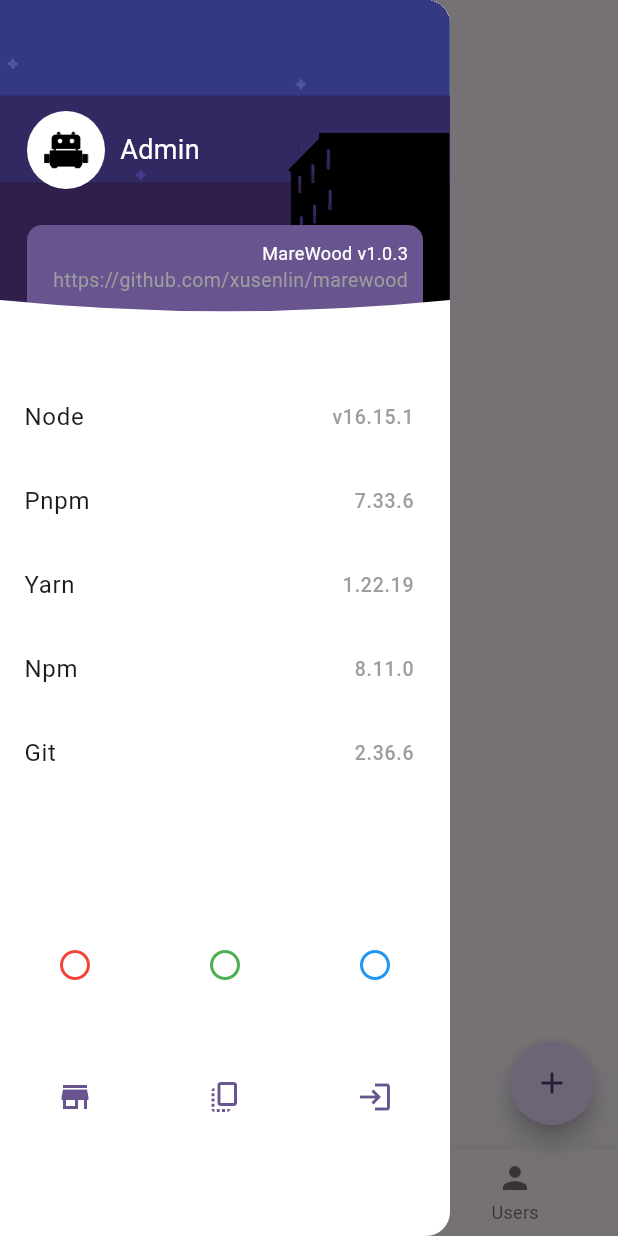
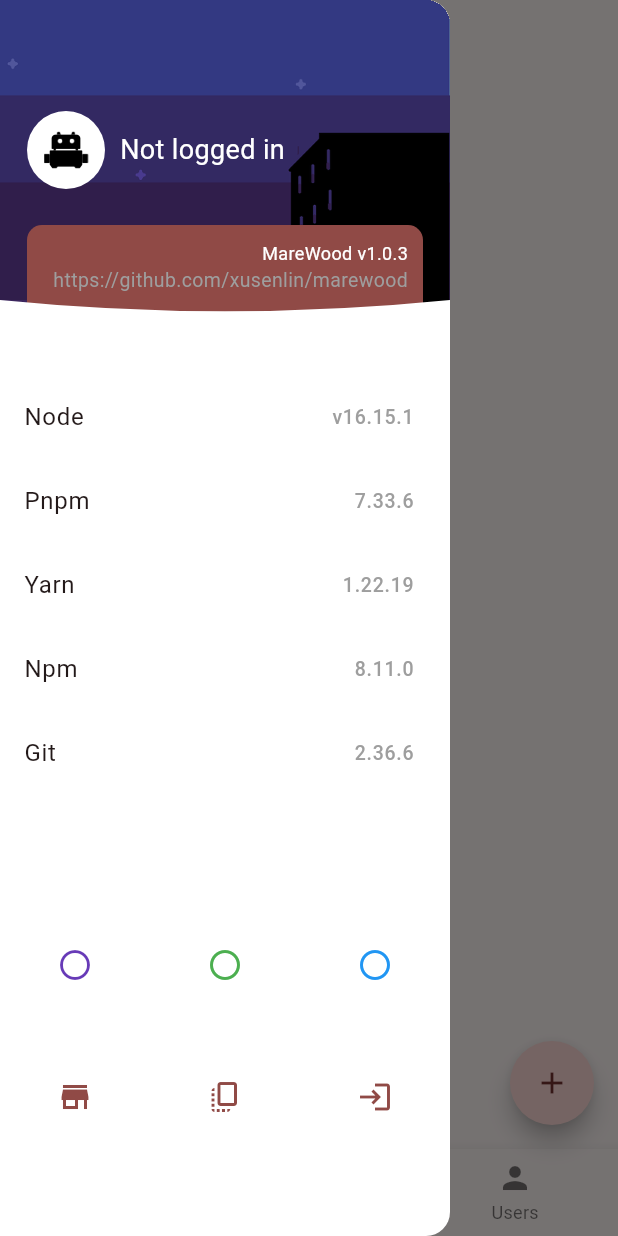
Before and after one commit to xusenlin/marewoodClient, a Flutter app: the screen it shows after launch, item 2 of the bottom bar chosen, with the side drawer open, on a phone screen of 412 x 824 dp. Run offline on Flutter 3.47's test engine with Material 3 defaults, Android fonts, the light colour scheme and no system bars; our stand-ins replace shared_preferences, webview_flutter.

Commit message:
使用provider来全局管理用户数据

```diff
--- a/lib/components/pagination.dart
+++ b/lib/components/pagination.dart
@@ -21,12 +21,12 @@ class Pagination extends StatelessWidget {
       children: [
         IconButton(
           icon: const Icon(Icons.arrow_back),
-          onPressed: currentPage > 0 ? onPreviousPage : null,
+          onPressed: currentPage != 1  ? onPreviousPage : null,
         ),
-        Text('${currentPage + 1} / $totalPages'),
+        Text('$currentPage / $totalPages'),
         IconButton(
           icon: const Icon(Icons.arrow_forward),
-          onPressed: currentPage < totalPages - 1 ? onNextPage : null,
+          onPressed: currentPage != totalPages  ? onNextPage : null,
         ),
       ],
     );
--- a/lib/main.dart
+++ b/lib/main.dart
@@ -1,10 +1,13 @@
 import 'package:flutter/material.dart';
+import 'package:marewood_client/stores/userProvider.dart';
+import 'package:provider/provider.dart';
 import './config/app.dart';
 import './routes.dart';
 
 
 void main() {
   WidgetsFlutterBinding.ensureInitialized();
+
   runApp(const App());
 }
 
@@ -12,17 +15,30 @@ class App extends StatelessWidget {
   const App({super.key});
   @override
   Widget build(BuildContext context) {
-    return MaterialApp(
-      title: appName,
-      theme: ThemeData(
-        colorScheme: ColorScheme.fromSeed(seedColor: Colors.deepPurple),
-        // bottomSheetTheme: const BottomSheetThemeData(
-        //     backgroundColor: Colors.white
-        // ),
-        useMaterial3: true,
+    return MultiProvider(
+      providers: [
+        ChangeNotifierProvider(create: (context) => UserProvider()),
+      ],
+      child: MaterialApp(
+        title: appName,
+        theme: ThemeData(
+          colorScheme: ColorScheme.fromSeed(seedColor: Colors.redAccent),
+          // scaffoldBackgroundColor:const Color.fromARGB(255, 250, 250, 250),
+          // appBarTheme:const AppBarTheme(
+          //   backgroundColor: Colors.white,
+          // ),
+          // // bottomSheetTheme: const BottomSheetThemeData(
+          // //     backgroundColor: Colors.white
+          // // ),
+          //   primaryColor: Colors.black,
+          // useMaterial3: true,
+          // bottomNavigationBarTheme: BottomNavigationBarThemeData(
+          //   backgroundColor: Colors.white,
+          // )
+        ),
+        initialRoute: Routes.home,
+        routes: Routes.getRoutes(),
       ),
-      initialRoute: Routes.home,
-      routes: Routes.getRoutes(),
     );
   }
 }
--- a/lib/pages/home/leftDrawer.dart
+++ b/lib/pages/home/drawer/main.dart
@@ -1,8 +1,9 @@
 import 'package:flutter/material.dart';
-import 'package:marewood_client/config/app.dart';
+import 'package:marewood_client/pages/home/drawer/top.dart';
 import 'package:marewood_client/routes.dart';
-
-import '../../components/arcClipper.dart';
+import 'package:marewood_client/stores/user.dart';
+import 'package:provider/provider.dart';
+import '../../../stores/userProvider.dart';
 
 class LeftDrawer extends StatelessWidget {
   const LeftDrawer({super.key});
@@ -11,93 +12,14 @@ class LeftDrawer extends StatelessWidget {
   Widget build(BuildContext context) {
     const greyStyle = TextStyle(fontSize: 13, color: Colors.grey);
     final primaryColor = Theme.of(context).primaryColor;
+    var userProvider = Provider.of<UserProvider>(context,listen: false);
 
     return Drawer(
         width: 300,
         backgroundColor: Colors.white,
         child: Column(
           children: [
-            Stack(
-              children: [
-                Container(
-                  height: 230,
-                  decoration: const BoxDecoration(
-                    image: DecorationImage(
-                      // opacity: 0.6,
-                      alignment: Alignment.bottomRight,
-                      image: AssetImage("assets/img/bg.png"), // 替换为实际的图片URL
-                      fit: BoxFit.fitHeight,
-                    ),
-                  ),
-                ),
-                Container(
-                  height: 200,
-                  padding: const EdgeInsets.all(18.0),
-                  decoration: BoxDecoration(
-                    color: Colors.black.withOpacity(0.2),
-                  ),
-                  child: Row(
-                    children: [
-                      CircleAvatar(
-                        backgroundColor: Colors.white,
-                        radius: 26,
-                        child: Image.asset("assets/img/logo.png", width: 30),
-                      ),
-                      const SizedBox(width: 10),
-                      const Text(
-                        'Admin',
-                        style: TextStyle(
-                          color: Colors.white,
-                          fontSize: 18,
-                        ),
-                      ),
-                    ],
-                  ),
-                ),
-                Positioned(
-                    right: 18,
-                    bottom: 0,
-                    child: Container(
-                      width: 300 - 18*2,
-                      height: 80,
-                      padding: const EdgeInsets.all(10.0),
-                      decoration: BoxDecoration(
-                        color: primaryColor,
-                        borderRadius: const BorderRadius.all(Radius.circular(10))
-                      ),
-                      child:  Column(
-                      crossAxisAlignment: CrossAxisAlignment.end,
-                      children: [
-                        Text("$appName $appVersion",
-                            style:
-                            TextStyle(color: Colors.white, fontSize: 12)),
-                        Text("https://github.com/xusenlin/marewood",
-                            style: greyStyle),
-                      ]),
-                    ),
-                    // Column(
-                    // crossAxisAlignment: CrossAxisAlignment.end,
-                    // children: [
-                    //   Text("$appName $appVersion",
-                    //       style:
-                    //       TextStyle(color: Colors.white, fontSize: 12)),
-                    //   Text("https://github.com/xusenlin/marewood",
-                    //       style: greyStyle),
-                    // ])
-                ),
-                Positioned(
-                    left: 0,
-                    bottom: 0,
-                    child: ClipPath(
-                      clipper: ArcClipper(),
-                      child: Container(
-                        width: 300,
-                        height: 30,
-                        color: Colors.white,
-                      ),
-                    ))
-              ],
-            ),
+            const DrawerTop(),
             const Padding(
               padding: EdgeInsets.symmetric(vertical: 20),
               child: Column(
@@ -136,9 +58,9 @@ class LeftDrawer extends StatelessWidget {
                         onPressed: () {
                           // changePrimaryColor(Colors.red);
                         },
-                        tooltip: "Change to Red",
+                        tooltip: "Change to Purple",
                         icon: const Icon(Icons.panorama_fish_eye_outlined,
-                            size: 24, color: Colors.red),
+                            size: 24, color: Colors.deepPurple),
                       ),
                       IconButton(
                         onPressed: () {
@@ -177,8 +99,10 @@ class LeftDrawer extends StatelessWidget {
                           icon: Icon(Icons.copy_all,
                               size: 24, color: primaryColor)),
                       IconButton(
-                          onPressed: () {
-                            Navigator.pushNamed(context, Routes.stores);
+                          onPressed: () async {
+                            userProvider.removeUser();
+                            Navigator.of(context).pop();
+                            await UserStore.removeUser();
                           },
                           tooltip: "login out",
                           icon: Icon(Icons.login_outlined,
--- /dev/null
+++ b/lib/pages/home/drawer/top.dart
@@ -0,0 +1,101 @@
+import 'package:flutter/material.dart';
+import 'package:provider/provider.dart';
+
+import '../../../components/arcClipper.dart';
+import '../../../config/app.dart';
+import '../../../stores/userProvider.dart';
+
+class DrawerTop extends StatelessWidget{
+  const DrawerTop({super.key});
+
+  @override
+  Widget build(BuildContext context) {
+
+    const greyStyle = TextStyle(fontSize: 13, color: Colors.grey);
+    final primaryColor = Theme.of(context).primaryColor;
+    var userProvider = Provider.of<UserProvider>(context);
+    var user = userProvider.user;
+
+    return  Stack(
+      children: [
+        Container(
+          height: 230,
+          decoration: const BoxDecoration(
+            image: DecorationImage(
+              // opacity: 0.6,
+              alignment: Alignment.bottomRight,
+              image: AssetImage("assets/img/bg.png"), // 替换为实际的图片URL
+              fit: BoxFit.fitHeight,
+            ),
+          ),
+        ),
+        Container(
+          height: 200,
+          padding: const EdgeInsets.all(18.0),
+          decoration: BoxDecoration(
+            color: Colors.black.withOpacity(0.2),
+          ),
+          child: Row(
+            children: [
+              CircleAvatar(
+                backgroundColor: Colors.white,
+                radius: 26,
+                child: Image.asset("assets/img/logo.png", width: 30),
+              ),
+              const SizedBox(width: 10),
+              Text(
+                user == null ? "Not logged in" :user.username,
+                style: const TextStyle(
+                  color: Colors.white,
+                  fontSize: 18,
+                ),
+              ),
+            ],
+          ),
+        ),
+        Positioned(
+          right: 18,
+          bottom: 0,
+          child: Container(
+            width: 300 - 18*2,
+            height: 80,
+            padding: const EdgeInsets.all(10.0),
+            decoration: BoxDecoration(
+                color: primaryColor,
+                borderRadius: const BorderRadius.all(Radius.circular(10))
+            ),
+            child:  const Column(
+                crossAxisAlignment: CrossAxisAlignment.end,
+                children: [
+                  Text("$appName $appVersion",
+                      style:
+                      TextStyle(color: Colors.white, fontSize: 12)),
+                  Text("https://github.com/xusenlin/marewood",
+                      style: greyStyle),
+                ]),
+          ),
+          // Column(
+          // crossAxisAlignment: CrossAxisAlignment.end,
+          // children: [
+          //   Text("$appName $appVersion",
+          //       style:
+          //       TextStyle(color: Colors.white, fontSize: 12)),
+          //   Text("https://github.com/xusenlin/marewood",
+          //       style: greyStyle),
+          // ])
+        ),
+        Positioned(
+            left: 0,
+            bottom: 0,
+            child: ClipPath(
+              clipper: ArcClipper(),
+              child: Container(
+                width: 300,
+                height: 30,
+                color: Colors.white,
+              ),
+            ))
+      ],
+    );
+  }
+}
--- a/lib/pages/home/main.dart
+++ b/lib/pages/home/main.dart
@@ -1,4 +1,8 @@
 import 'dart:core';
+
+import 'package:marewood_client/stores/userProvider.dart';
+import 'package:provider/provider.dart';
+import 'package:marewood_client/stores/user.dart';
 
 import '../../routes.dart';
 import 'users/main.dart';
@@ -7,7 +11,7 @@ import 'task/main.dart';
 import 'package:flutter/material.dart';
 
 import './bottomNavBar.dart';
-import 'leftDrawer.dart';
+import './drawer/main.dart';
 
 class Home extends StatefulWidget {
   const Home({super.key});
@@ -21,9 +25,11 @@ class _HomePageState extends State<Home> {
 
   int _selectedIndex = 0;
 
+
   static const List<Widget> _tabContent = [
     TabTask(),TabRepositories(),TabUsers()
   ];
+
   static const List<String> _tabName = [
     "Task","Repositories","Users"
   ];
@@ -34,26 +40,27 @@ class _HomePageState extends State<Home> {
   }
 
   @override
-  void initState() {
-    super.initState();
-    // await UserStore.removeUser();
-  }
+  Widget build(BuildContext context) {
 
-  @override
-  Widget build(BuildContext context) {
+    var userProvider = Provider.of<UserProvider>(context);
+    var user = userProvider.user;
+
+    UserStore.getUser().then((u){
+      if(u==null)return;
+      userProvider.setUser(u);
+    });
+
     return Scaffold(
       appBar: AppBar(
         title: Text(_tabName[_selectedIndex]),
       ),
-      body: SafeArea(child: _tabContent[_selectedIndex]),
-      // body: Center(
-      //   child: ElevatedButton(
-      //     onPressed: () {
-      //       Navigator.pushNamed(context, Routes.test);
-      //     },
-      //     child: const Text('Go to Test Page'),
-      //   ),
-      // ),
+      body: SafeArea(
+          child: user == null ?
+              Center(
+                  child:ElevatedButton( onPressed: () { Navigator.pushNamed(context, Routes.login); },
+                  child: const Text("Please log in"))
+              )
+              :  _tabContent[_selectedIndex]),
       drawer: const LeftDrawer(),
       bottomNavigationBar: BottomNavBar(
         selectedIndex: _selectedIndex,
--- /dev/null
+++ b/lib/stores/userProvider.dart
@@ -0,0 +1,18 @@
+import 'package:flutter/material.dart';
+import 'package:marewood_client/models/user.dart';
+
+class UserProvider extends ChangeNotifier {
+  User ? _user;
+
+  User? get user => _user;
+
+  void setUser(User user) {
+    _user = user;
+    notifyListeners(); // 通知依赖此数据模型的组件进行更新
+  }
+
+  void removeUser() {
+    _user = null;
+    notifyListeners(); // 通知依赖此数据模型的组件进行更新
+  }
+}
--- a/lib/utils/request.dart
+++ b/lib/utils/request.dart
@@ -54,6 +54,9 @@ Future<Response> sendRequest({
   if (response.statusCode != 200) {
     throw Exception('Error: ${response.statusCode}, ${response.body}');
   }
-  var decodedResponse = jsonDecode(response.body);
+  Utf8Decoder utf8decoder = const Utf8Decoder();
+  String responseString = utf8decoder.convert(response.bodyBytes);
+
+  var decodedResponse = jsonDecode(responseString);
   return Response.fromJson(decodedResponse);
 }
--- a/pubspec.yaml
+++ b/pubspec.yaml
@@ -38,6 +38,7 @@ dependencies:
   webview_flutter: ^4.8.0
   http: ^1.2.1
   shared_preferences: ^2.2.3
+  provider: ^6.1.2
 
 dev_dependencies:
   flutter_test:
```
Also changed, not shown: lib/api/task.dart (+10 -23 lines), lib/pages/home/task/main.dart (+12 -5 lines), lib/pages/login/login.dart (+7 -1 lines), pubspec.lock.
